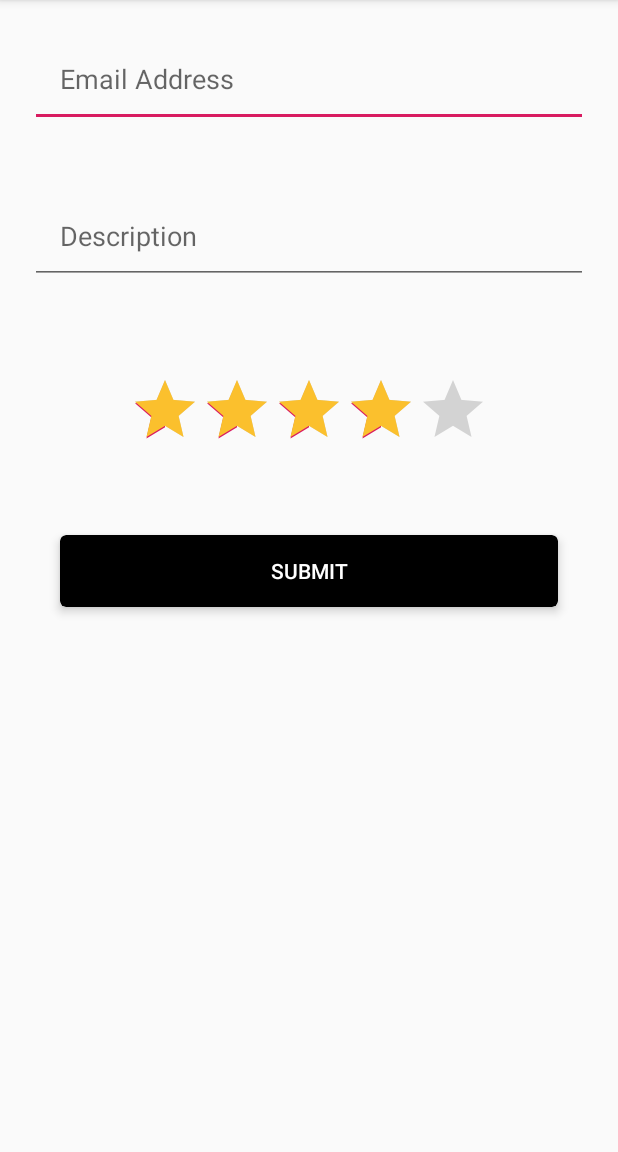
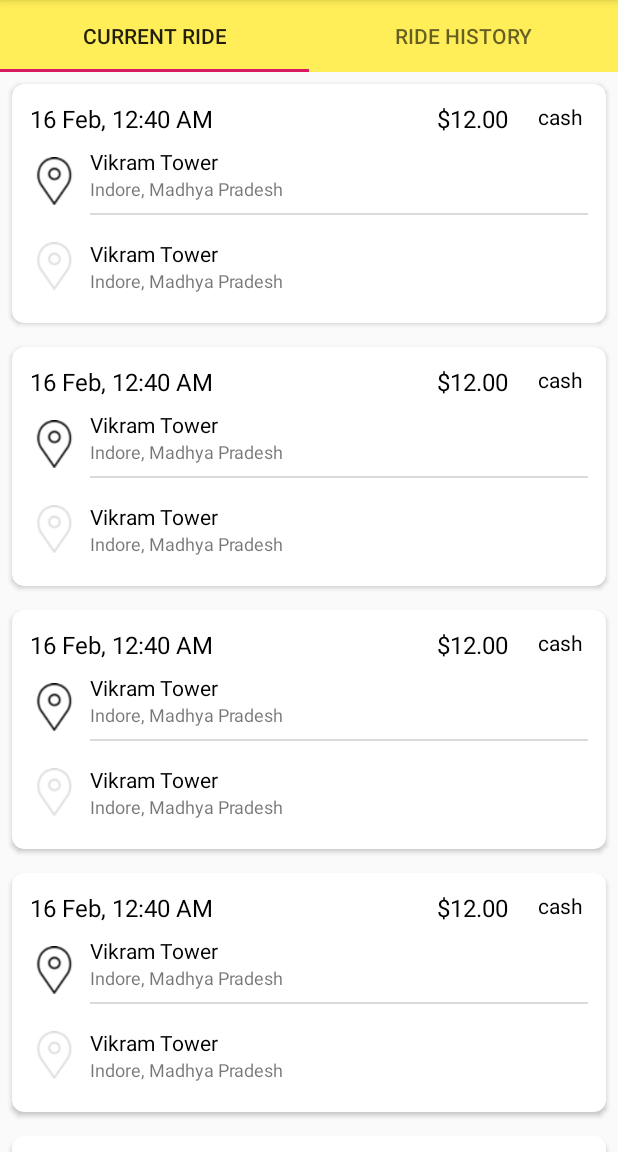
Before and after one commit to amars2905/Taxi-Booking, an Android app: the fragment YourRidesFragment shown on its own in the app's theme, on a phone screen of 412 x 824 dp, the part 84-1236 px from its top. Run offline under Robolectric (Android 15) with nearby library versions, the phone set to English and light mode, and no system bars.

Commit message:
new chanes done

```diff
--- /dev/null
+++ b/app/src/main/java/com/texibook/adapters/RideHistoryAdapter.java
@@ -0,0 +1,59 @@
+package com.texibook.adapters;
+
+import android.content.Context;
+import android.content.Intent;
+import android.support.v7.widget.CardView;
+import android.support.v7.widget.RecyclerView;
+import android.view.LayoutInflater;
+import android.view.View;
+import android.view.ViewGroup;
+
+
+import com.texibook.R;
+import com.texibook.ui.Activity.ActivityYourRides;
+
+import java.util.List;
+
+public class RideHistoryAdapter extends RecyclerView.Adapter<RideHistoryAdapter.MyViewHolder> {
+
+    private List<String> rideHistoryList;
+    private Context mContext;
+
+    public RideHistoryAdapter(List<String> rideHistoryList, Context mContext) {
+        this.rideHistoryList = rideHistoryList;
+        this.mContext = mContext;
+    }
+
+    @Override
+    public MyViewHolder onCreateViewHolder(ViewGroup parent, int viewType) {
+        LayoutInflater li = LayoutInflater.from(mContext);
+        View itemView = li.inflate(R.layout.row_ride_history, null);
+        return new MyViewHolder(itemView);
+    }
+
+    @Override
+    public void onBindViewHolder(MyViewHolder holder, int position) {
+
+    }
+
+    @Override
+    public int getItemCount() {
+        return rideHistoryList.size();
+    }
+
+    public class MyViewHolder extends RecyclerView.ViewHolder {
+        private CardView cvRideDetail;
+
+        public MyViewHolder(View view) {
+            super(view);
+            cvRideDetail = view.findViewById(R.id.cvRideDetail);
+            cvRideDetail.setOnClickListener(new View.OnClickListener() {
+                @Override
+                public void onClick(View v) {
+                    mContext.startActivity(new Intent(mContext, ActivityYourRides.class));
+                }
+            });
+        }
+    }
+
+}
--- /dev/null
+++ b/app/src/main/java/com/texibook/adapters/YourRidesFragmentAdapter.java
@@ -0,0 +1,39 @@
+package com.texibook.adapters;
+
+import android.support.annotation.Nullable;
+import android.support.v4.app.Fragment;
+import android.support.v4.app.FragmentManager;
+import android.support.v4.app.FragmentStatePagerAdapter;
+
+import java.util.ArrayList;
+import java.util.List;
+
+public class YourRidesFragmentAdapter extends FragmentStatePagerAdapter {
+    private final List<Fragment> mFragmentList = new ArrayList<>();
+    private final List<String> mFragmentTitleList = new ArrayList<>();
+
+    public YourRidesFragmentAdapter(FragmentManager fm) {
+        super(fm);
+    }
+
+    @Override
+    public Fragment getItem(int position) {
+        return mFragmentList.get(position);
+    }
+
+    public void addFragment(Fragment fragment, String title) {
+        mFragmentList.add(fragment);
+        mFragmentTitleList.add(title);
+    }
+
+    @Nullable
+    @Override
+    public CharSequence getPageTitle(int position) {
+        return mFragmentTitleList.get(position);
+    }
+
+    @Override
+    public int getCount() {
+        return mFragmentList.size();
+    }
+}
--- a/app/src/main/java/com/texibook/constant/Constant.java
+++ b/app/src/main/java/com/texibook/constant/Constant.java
@@ -77,4 +77,5 @@ public class Constant {
     public static final String ProfileFragment = "Profile";
     public static final String FeedBackFragment = "Feedback";
     public static final String RideHistoryFragment = "Ride History";
+    public static final String YourRidesFragment = "Your Rides";
 }
--- a/app/src/main/java/com/texibook/ui/Activity/HomeActivity.java
+++ b/app/src/main/java/com/texibook/ui/Activity/HomeActivity.java
@@ -22,6 +22,7 @@ import com.texibook.ui.fragment.FeedBackFragment;
 import com.texibook.ui.fragment.HomeFragment;
 import com.texibook.ui.fragment.ProfileFragment;
 import com.texibook.ui.fragment.RideHistoryFragment;
+import com.texibook.ui.fragment.YourRidesFragment;
 import com.texibook.utils.BaseActivity;
 import com.texibook.utils.FragmentUtils;
 
@@ -96,8 +97,8 @@ public class HomeActivity extends BaseActivity
             toolbar.setTitle(Constant.ProfileFragment);
             fragmentUtils.replaceFragment(new ProfileFragment(), Constant.ProfileFragment, R.id.frameLayout);
         } else if (id == R.id.your_rides) {
-            toolbar.setTitle(Constant.RideHistoryFragment);
-            fragmentUtils.replaceFragment(new RideHistoryFragment(), Constant.RideHistoryFragment, R.id.frameLayout);
+            toolbar.setTitle(Constant.YourRidesFragment);
+            fragmentUtils.replaceFragment(new YourRidesFragment(), Constant.YourRidesFragment, R.id.frameLayout);
 
         } else if (id == R.id.free_rides) {
 
--- a/app/src/main/java/com/texibook/ui/fragment/RideHistoryFragment.java
+++ b/app/src/main/java/com/texibook/ui/fragment/RideHistoryFragment.java
@@ -3,23 +3,46 @@ package com.texibook.ui.fragment;
 import android.os.Bundle;
 import android.support.annotation.NonNull;
 import android.support.annotation.Nullable;
+import android.support.v7.widget.LinearLayoutManager;
+import android.support.v7.widget.RecyclerView;
 import android.view.LayoutInflater;
 import android.view.View;
 import android.view.ViewGroup;
 
 import com.texibook.R;
+import com.texibook.adapters.RideHistoryAdapter;
 import com.texibook.utils.BaseFragment;
+
+import java.util.ArrayList;
+import java.util.List;
 
 public class RideHistoryFragment extends BaseFragment {
     private View rootView;
+    private RecyclerView rvRideHistory;
+    private RideHistoryAdapter rideHistoryAdapter;
+    private List<String> rideHistoryList = new ArrayList<>();
+
     @Nullable
     @Override
     public View onCreateView(@NonNull LayoutInflater inflater, @Nullable ViewGroup container, @Nullable Bundle savedInstanceState) {
-        rootView = inflater.inflate(R.layout.fragment_ride_history,container,false);
+        rootView = inflater.inflate(R.layout.fragment_ride_history, container, false);
+        mContext = getActivity();
+
         init();
         return rootView;
     }
 
     private void init() {
+
+        for (int i = 0; i <= 5; i++) {
+            rideHistoryList.add("name");
+        }
+
+        rvRideHistory = rootView.findViewById(R.id.rvRideHistory);
+        rvRideHistory.setHasFixedSize(true);
+        rvRideHistory.setLayoutManager(new LinearLayoutManager(activity, LinearLayoutManager.VERTICAL, false));
+        rideHistoryAdapter = new RideHistoryAdapter(rideHistoryList, mContext);
+        rvRideHistory.setAdapter(rideHistoryAdapter);
+        rideHistoryAdapter.notifyDataSetChanged();
     }
 }
--- a/app/src/main/java/com/texibook/ui/fragment/YourRidesFragment.java
+++ b/app/src/main/java/com/texibook/ui/fragment/YourRidesFragment.java
@@ -3,24 +3,37 @@ package com.texibook.ui.fragment;
 import android.os.Bundle;
 import android.support.annotation.NonNull;
 import android.support.annotation.Nullable;
+import android.support.design.widget.TabLayout;
+import android.support.v4.view.ViewPager;
 import android.view.LayoutInflater;
 import android.view.View;
 import android.view.ViewGroup;
 
 import com.texibook.R;
+import com.texibook.adapters.YourRidesFragmentAdapter;
 import com.texibook.utils.BaseFragment;
 
 public class YourRidesFragment extends BaseFragment {
     private View rootView;
+    private YourRidesFragmentAdapter adapter;
+    private TabLayout tabLayout;
+    private ViewPager viewPager;
 
     @Nullable
     @Override
     public View onCreateView(@NonNull LayoutInflater inflater, @Nullable ViewGroup container, @Nullable Bundle savedInstanceState) {
-        rootView = inflater.inflate(R.layout.fragment_feedback, container, false);
+        rootView = inflater.inflate(R.layout.fragment_your_rides, container, false);
         init();
         return rootView;
     }
 
     private void init() {
+        viewPager = (ViewPager) rootView.findViewById(R.id.vpYourRides);
+        tabLayout = (TabLayout) rootView.findViewById(R.id.tlYourRides);
+        adapter = new YourRidesFragmentAdapter(getFragmentManager());
+        adapter.addFragment(new RideHistoryFragment(), "Current Ride");
+        adapter.addFragment(new RideHistoryFragment(), "Ride History");
+        viewPager.setAdapter(adapter);
+        tabLayout.setupWithViewPager(viewPager);
     }
 }
--- a/app/src/main/res/layout/activity_your_rides.xml
+++ b/app/src/main/res/layout/activity_your_rides.xml
@@ -318,7 +318,7 @@
             android:layout_width="match_parent"
             android:layout_height="wrap_content"
             android:background="@android:color/transparent"
-            android:text="Report a Proble"
+            android:text="Report a Problem"
             android:textAllCaps="false"
             android:textColor="@color/white" />
     </android.support.v7.widget.CardView>
--- a/app/src/main/res/layout/row_ride_history.xml
+++ b/app/src/main/res/layout/row_ride_history.xml
@@ -5,6 +5,7 @@
     android:layout_height="wrap_content">
 
     <android.support.v7.widget.CardView
+        android:id="@+id/cvRideDetail"
         android:layout_width="match_parent"
         android:layout_height="wrap_content"
         android:layout_marginLeft="8dp"
```
